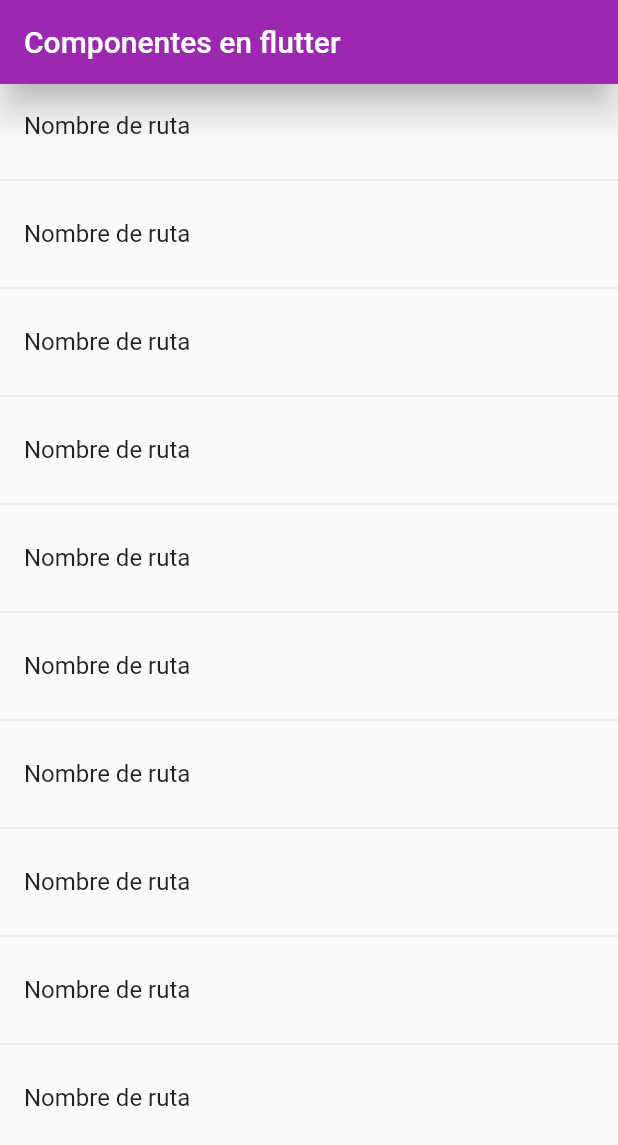
After one commit to JuliethAnarosa/Flutter, a Flutter app: the screen it shows after launch, on a phone screen of 412 x 824 dp. The commit adds this screen. Shown: the top 1145 px of the screen. Run offline on Flutter 3.47's test engine with Material 2 defaults, Android fonts, the phone set to English and light mode, and no system bars.

Commit message:
modifying homescreen, implement itembuilder with 10 items

```diff
--- a/flutter_application_v1/lib/main.dart
+++ b/flutter_application_v1/lib/main.dart
@@ -14,8 +14,10 @@ class MyApp extends StatelessWidget {
     return MaterialApp(
       debugShowCheckedModeBanner: false,
       title: 'Material App',
-      home: const CardScreen(),
+      // home: const CardScreen(),
+      initialRoute: 'homescreen',
       routes: {
+        'homescreen': (BuildContext context) => const HomeScreen(),
         'listview1': (BuildContext context) => const ListView1Screen(),
         'listview2': (BuildContext context) => const ListView2Screen(),
         'cardscreen': (BuildContext context) => const CardScreen(),
--- a/flutter_application_v1/lib/screens/alert_screen.dart
+++ b/flutter_application_v1/lib/screens/alert_screen.dart
@@ -1,14 +1,13 @@
 import 'package:flutter/material.dart';
 
 class AlertScreen extends StatelessWidget {
-
   const AlertScreen({Key? key}) : super(key: key);
 
   @override
   Widget build(BuildContext context) {
     return const Scaffold(
       body: Center(
-         child: Text('HomeScreen'),
+        child: Text('AlertScreen'),
       ),
     );
   }
--- a/flutter_application_v1/lib/screens/card_screen.dart
+++ b/flutter_application_v1/lib/screens/card_screen.dart
@@ -1,14 +1,13 @@
 import 'package:flutter/material.dart';
 
 class CardScreen extends StatelessWidget {
-
   const CardScreen({Key? key}) : super(key: key);
 
   @override
   Widget build(BuildContext context) {
     return const Scaffold(
       body: Center(
-         child: Text('HomeScreen'),
+        child: Text('CardScreen'),
       ),
     );
   }
--- /dev/null
+++ b/flutter_application_v1/lib/screens/home_screen.dart
@@ -0,0 +1,23 @@
+import 'package:flutter/material.dart';
+
+class HomeScreen extends StatelessWidget {
+  const HomeScreen({Key? key}) : super(key: key);
+
+  @override
+  Widget build(BuildContext context) {
+    return Scaffold(
+        appBar: AppBar(
+          title: const Text('Componentes en flutter'),
+          backgroundColor: Colors.purple,
+          elevation: 10,
+        ),
+        body: Center(
+          child: ListView.separated(
+              itemBuilder: (context, index) => ListTile(
+                    title: Text('Nombre de ruta'),
+                  ),
+              separatorBuilder: (_, __) => const Divider(),
+              itemCount: 10),
+        ));
+  }
+}
--- a/flutter_application_v1/lib/screens/listview2_screen.dart
+++ b/flutter_application_v1/lib/screens/listview2_screen.dart
@@ -13,7 +13,7 @@ class ListView2Screen extends StatelessWidget {
   Widget build(BuildContext context) {
     return Scaffold(
       appBar: AppBar(
-        title: const Text('ListView Bar'),
+        title: const Text('ListView2 Bar'),
         backgroundColor: Colors.pink.shade300,
         shadowColor: Color.fromARGB(255, 199, 130, 153),
         elevation: 10,
--- a/flutter_application_v1/lib/screens/screens.dart
+++ b/flutter_application_v1/lib/screens/screens.dart
@@ -3,3 +3,4 @@ export 'package:flutter_application_v1/screens/alert_screen.dart';
 export 'package:flutter_application_v1/screens/card_screen.dart';
 export 'package:flutter_application_v1/screens/listview1_screen.dart';
 export 'package:flutter_application_v1/screens/listview2_screen.dart';
+export 'package:flutter_application_v1/screens/home_screen.dart';
```
